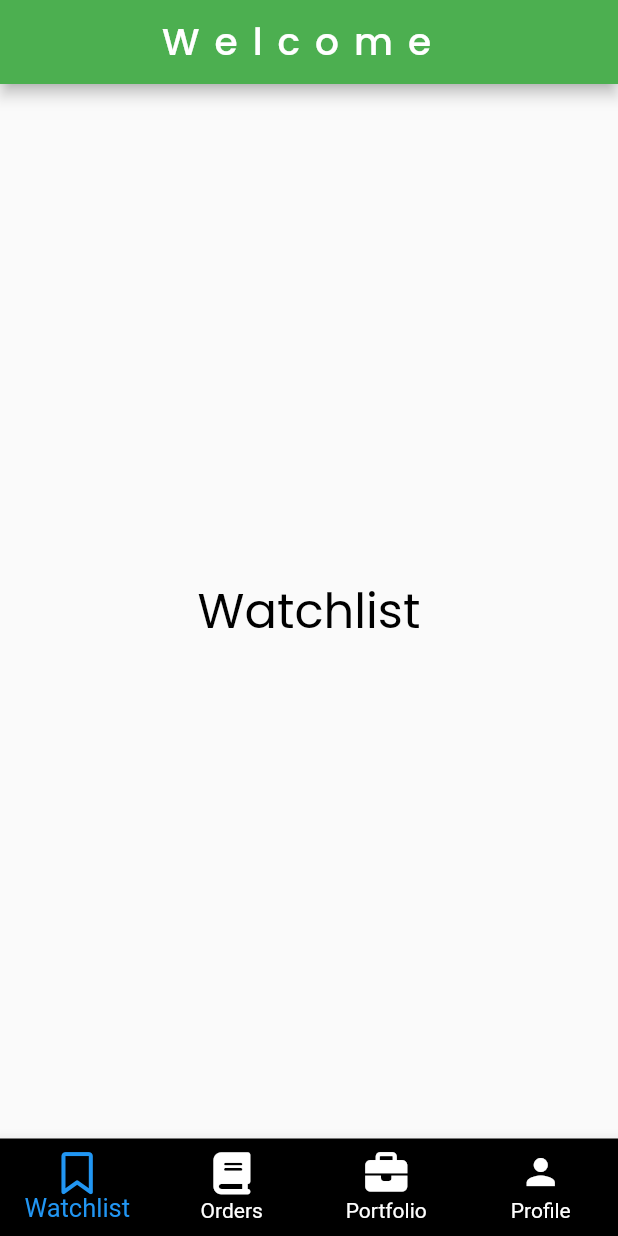
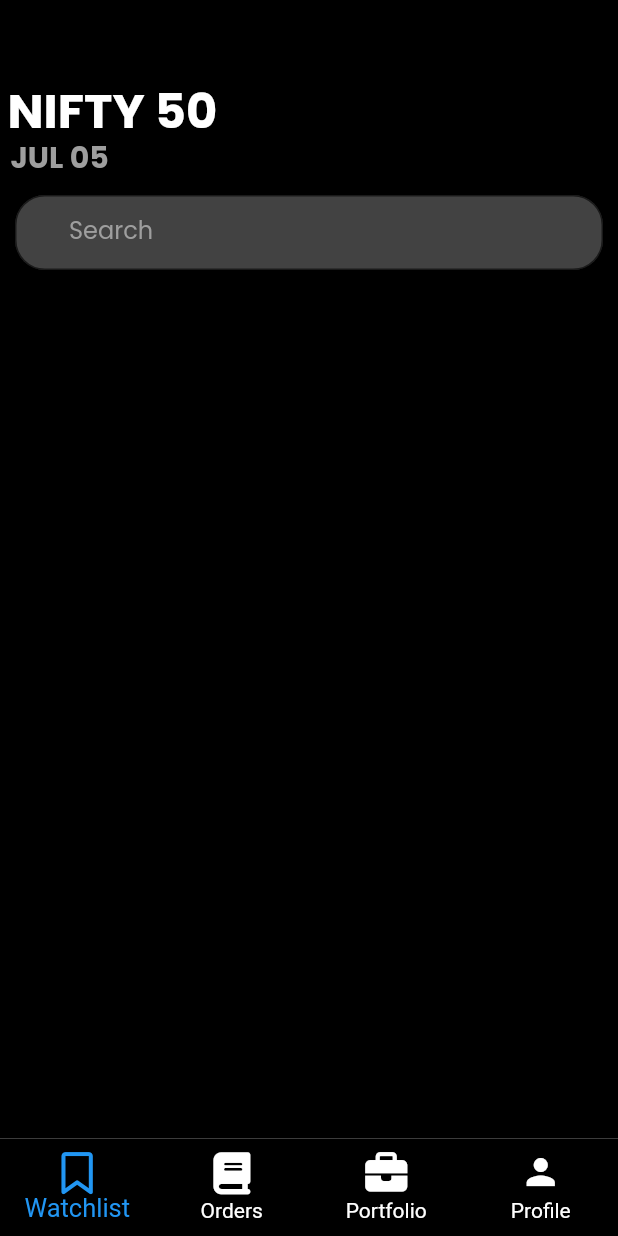
Before and after one commit to VedangSardessai/StockTra, a Flutter app: the screen it shows once a user with an empty profile is signed in, on a phone screen of 412 x 824 dp. Run offline on Flutter 3.47's test engine with Material 2 defaults, Android fonts, the phone set to English and light mode, and no system bars; our stand-ins replace firebase_auth, firebase_core, font_awesome_flutter, google_fonts, google_sign_in; accounts and stored records are empty.

```diff
--- a/lib/main.dart
+++ b/lib/main.dart
@@ -1,9 +1,10 @@
 import 'package:firebase_auth/firebase_auth.dart';
 import 'package:firebase_core/firebase_core.dart';
 import 'package:flutter/material.dart';
-import 'package:for_x/sign_in/google_sign_in_success.dart';
 import 'package:google_fonts/google_fonts.dart';
 import 'package:google_sign_in/google_sign_in.dart';
+
+import 'models/sign_in/google_sign_in_success.dart';
 
 void main() async {
   WidgetsFlutterBinding.ensureInitialized();
@@ -39,12 +40,12 @@ class MyApp extends StatelessWidget {
                   backgroundColor: Colors.green,
                   centerTitle: true,
                   title: Text(
-                    'FOR-X',
+                    'STOCKTRA',
                     style: GoogleFonts.poppins(
                         color: Colors.white,
-                        fontSize: 35,
+                        fontSize: 30,
                         letterSpacing: 10,
-                        fontWeight: FontWeight.bold),
+                    ),
                   ),
                 ),
                 body: Center(
--- a/lib/navigation/profile.dart
+++ b/lib/models/navigation/profile.dart
@@ -1,12 +1,12 @@
 import 'package:firebase_auth/firebase_auth.dart';
 import 'package:flutter/material.dart';
+import 'package:font_awesome_flutter/font_awesome_flutter.dart';
 import 'package:google_fonts/google_fonts.dart';
 import 'package:google_sign_in/google_sign_in.dart';
 
 class Profile extends StatelessWidget {
   final GoogleSignIn googleSignIn;
   final AsyncSnapshot snapshot;
-
 
   Profile(this.googleSignIn, this.snapshot);
 
@@ -16,7 +16,7 @@ class Profile extends StatelessWidget {
     return Stack(
       children: [
         Positioned(
-          left: size.width*.4,
+          left: size.width * .4,
           height: 100,
           width: 100,
           top: 30,
@@ -45,11 +45,22 @@ class Profile extends StatelessWidget {
           ),
         ),
         Positioned(
-          top: 500,
-          left: 100,
-          right: 100,
-          child: ElevatedButton(
-            child: Text('Log Out'),
+          top: size.height*.7,
+          left: 20,
+          right: 20,
+          child: ElevatedButton.icon(
+            style: ElevatedButton.styleFrom(
+              primary: Colors.black,
+              padding: EdgeInsets.all(10)
+            ),
+            label: Text(
+              'Log Out',
+              style: GoogleFonts.poppins(
+                color: Colors.white,
+                fontSize: 20,
+              ),
+            ),
+            icon: FaIcon(FontAwesomeIcons.powerOff),
             onPressed: () async {
               await googleSignIn.signOut();
               await FirebaseAuth.instance.signOut();
--- a/lib/sign_in/google_sign_in_success.dart
+++ b/lib/models/sign_in/google_sign_in_success.dart
@@ -1,9 +1,9 @@
 import 'package:flutter/material.dart';
 import 'package:font_awesome_flutter/font_awesome_flutter.dart';
-import 'package:for_x/navigation/profile.dart';
-import 'package:for_x/sign_in/orders.dart';
-import 'package:for_x/sign_in/portfolio.dart';
-import 'package:for_x/sign_in/watchlist.dart';
+import 'package:for_x/models/navigation/profile.dart';
+import 'package:for_x/models/sign_in/portfolio.dart';
+import 'package:for_x/models/sign_in/watchlist.dart';
+import 'package:for_x/models/sign_in/orders.dart';
 import 'package:google_fonts/google_fonts.dart';
 import 'package:google_sign_in/google_sign_in.dart';
 
@@ -29,18 +29,6 @@ class _GoogleSignInSuccessState extends State<GoogleSignInSuccess> {
       Profile(widget.googleSignIn, widget.snapshot)
     ];
     return Scaffold(
-      appBar: AppBar(
-        backgroundColor: Colors.green,
-        centerTitle: true,
-        title: Text(
-          'Welcome ',
-          style: GoogleFonts.poppins(
-            color: Colors.white,
-            fontSize: 25,
-            letterSpacing: 10,
-          ),
-        ),
-      ),
       body: screens[currentIdx],
       bottomNavigationBar: BottomNavigationBar(
         iconSize: 28,
--- /dev/null
+++ b/lib/models/sign_in/watchlist.dart
@@ -0,0 +1,71 @@
+import 'package:flutter/material.dart';
+import 'package:google_fonts/google_fonts.dart';
+import 'package:intl/intl.dart';
+
+class Watchlist extends StatelessWidget {
+  static final DateTime today = DateTime.now();
+  static final DateFormat format = DateFormat('MMM dd');
+  final String formatted = format.format(today);
+
+  @override
+  Widget build(BuildContext context) {
+    Size size = MediaQuery.of(context).size;
+
+    return Scaffold(
+      body: Container(
+        color: Colors.black,
+        width: double.infinity,
+        height: double.infinity,
+        child: Stack(
+          children: [
+            Positioned(
+              left: 5,
+              top: 50,
+              child: Text(
+                'NIFTY 50 ',
+                style: GoogleFonts.poppins(
+                  color: Colors.white,
+                  fontSize: 32,
+                  fontWeight: FontWeight.bold,
+                ),
+              ),
+            ),
+            Positioned(
+              left: 7,
+              top: 90,
+              child: Text(
+                formatted.toUpperCase(),
+                style: GoogleFonts.poppins(
+                  color: Colors.grey[500],
+                  fontSize: 20,
+                  fontWeight: FontWeight.bold,
+                ),
+              ),
+            ),
+            Positioned(
+              left: 10,
+              top: 130,
+              right: 10,
+              height: 50,
+              child: TextField(
+                decoration: InputDecoration(
+                  border: OutlineInputBorder(
+                      borderRadius: BorderRadius.circular(20)),
+                  hintStyle: TextStyle(color: Colors.grey),
+                  hintText: "Search",
+                  prefix: Icon(Icons.search),
+                  fillColor: Colors.grey[800],
+                  filled: true,
+                ),
+                style: GoogleFonts.poppins(
+                  color: Colors.white,
+                ),
+              ),
+            )
+          ],
+        ),
+      ),
+    );
+  }
+}
+// https://query1.finance.yahoo.com/v8/finance/chart/CDSL.NS
--- a/lib/sign_in/watchlist.dart
+++ /dev/null
@@ -1,17 +0,0 @@
-import 'package:flutter/material.dart';
-import 'package:google_fonts/google_fonts.dart';
-
-class Watchlist extends StatelessWidget {
-  const Watchlist({Key? key}) : super(key: key);
-
-  @override
-  Widget build(BuildContext context) {
-    return Center(
-      child: Text(
-        'Watchlist',
-        style: GoogleFonts.poppins(color: Colors.black, fontSize: 32),
-      ),
-    );
-    ;
-  }
-}
```
Also changed, not shown: pubspec.yaml (+8 -0 lines), lib/models/sign_in/orders.dart (renamed from lib/sign_in/orders.dart), lib/models/sign_in/portfolio.dart (renamed from lib/sign_in/portfolio.dart), pubspec.lock.
